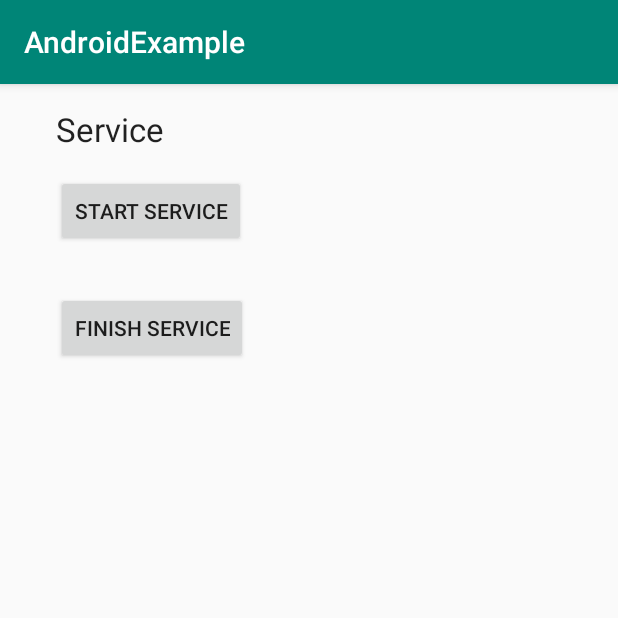
After one commit to DICE777/AndroidExample, an Android app: the ServiceActivity screen opened directly, with no data from a screen before it, on a phone screen of 412 x 824 dp, the top half of it. The commit adds this screen. Run offline under Robolectric (Android 15) with nearby library versions, the phone set to English and light mode, and no system bars.

Commit message:
Moved from MainActivity to ServiceActivity

```diff
--- a/app/src/main/AndroidManifest.xml
+++ b/app/src/main/AndroidManifest.xml
@@ -16,6 +16,7 @@
                 <category android:name="android.intent.category.LAUNCHER" />
             </intent-filter>
         </activity>
+        <activity android:name=".ServiceActivity" />
 
         <service android:name=".Service.MyService" />
     </application>
--- a/app/src/main/java/com/example/androidexample/Service/MyService.java
+++ b/app/src/main/java/com/example/androidexample/Service/MyService.java
@@ -32,7 +32,7 @@ public class MyService extends Service {
 
     @Override
     public int onStartCommand(Intent intent, int flags, int startId) {
-        // 서비스가 호출될 때마다 실
+        // 서비스가 호출될 때마다 실행
         Log.d("test", "서비스의 onStartCommand");
         mediaPlayer.start();
         return super.onStartCommand(intent, flags, startId);
--- /dev/null
+++ b/app/src/main/java/com/example/androidexample/ServiceActivity.java
@@ -0,0 +1,56 @@
+package com.example.androidexample;
+
+import android.content.Intent;
+import android.os.Bundle;
+import android.util.Log;
+import android.view.View;
+import android.widget.Button;
+
+import androidx.appcompat.app.AppCompatActivity;
+
+import com.example.androidexample.Service.MyService;
+
+/*
+ * Service : 안드로이드의 4대 컴포넌트 중 하나
+ * 화면 없이 동작함
+ * 보통 Activity 에서 호출되어 시작함
+ *
+ * 1. 사용할 Service (*.java)를 만든다
+ * 2. AndroidManifest.xml 에 Service 를 등록한다.
+ * 3. Service를 시작하도록 호출한다.
+ * */
+
+public class ServiceActivity extends AppCompatActivity {
+
+    @Override
+    protected void onCreate(Bundle savedInstanceState) {
+        super.onCreate(savedInstanceState);
+        setContentView(R.layout.activity_service);
+
+        Button startButton = findViewById(R.id.button_start_service);
+        Button finishButton = findViewById(R.id.button_finish_service);
+
+        startButton.setOnClickListener(new View.OnClickListener() {
+            @Override
+            public void onClick(View v) {
+                // 서비스 시작하기
+                Log.d("test", "activity - service 시작 버튼 클릭");
+                Intent intent = new Intent(
+                        getApplicationContext(), // 현재 제어권자
+                        MyService.class); // 이동할 컴포넌트
+                startService(intent); // 서비스 시작
+            }
+        });
+
+        finishButton.setOnClickListener(new View.OnClickListener() {
+            @Override
+            public void onClick(View v) {
+                Log.d("test", "activity - service 종료 버튼 클릭");
+                Intent intent = new Intent(
+                        getApplicationContext(),
+                        MyService.class);
+                stopService(intent);
+            }
+        });
+    } // end of onCreate
+} // end of class
--- /dev/null
+++ b/app/src/main/res/layout/activity_service.xml
@@ -0,0 +1,37 @@
+<?xml version="1.0" encoding="utf-8"?>
+<RelativeLayout xmlns:android="http://schemas.android.com/apk/res/android"
+    android:layout_width="match_parent"
+    android:layout_height="match_parent"
+    android:paddingBottom="15dp"
+    android:paddingLeft="15dp"
+    android:paddingRight="15dp"
+    android:paddingTop="15dp">
+
+    <TextView
+        android:id="@+id/textView_service"
+        android:layout_width="wrap_content"
+        android:layout_height="wrap_content"
+        android:text="@string/service"
+        android:layout_alignParentLeft="true"
+        android:layout_alignParentTop="true"
+        android:layout_marginLeft="22dp"
+        android:textAppearance="?android:attr/textAppearanceLarge"/>
+
+    <Button
+        android:id="@+id/button_start_service"
+        android:layout_width="wrap_content"
+        android:layout_height="wrap_content"
+        android:layout_alignLeft="@+id/button_finish_service"
+        android:layout_below="@+id/textView_service"
+        android:layout_marginTop="16dp"
+        android:text="@string/service_start"/>
+
+    <Button
+        android:id="@+id/button_finish_service"
+        android:layout_width="wrap_content"
+        android:layout_height="wrap_content"
+        android:layout_alignLeft="@+id/textView_service"
+        android:layout_below="@+id/button_start_service"
+        android:layout_marginTop="30dp"
+        android:text="@string/service_finish"/>
+</RelativeLayout>
--- a/app/src/main/res/values/strings.xml
+++ b/app/src/main/res/values/strings.xml
@@ -1,3 +1,7 @@
 <resources>
     <string name="app_name">AndroidExample</string>
+
+    <string name="service">Service</string>
+    <string name="service_start">Start Service</string>
+    <string name="service_finish">Finish Service</string>
 </resources>
```
Also changed, not shown: app/src/main/java/com/example/androidexample/MainActivity.java (+8 -37 lines), app/src/main/res/layout/activity_main.xml (+9 -31 lines).
